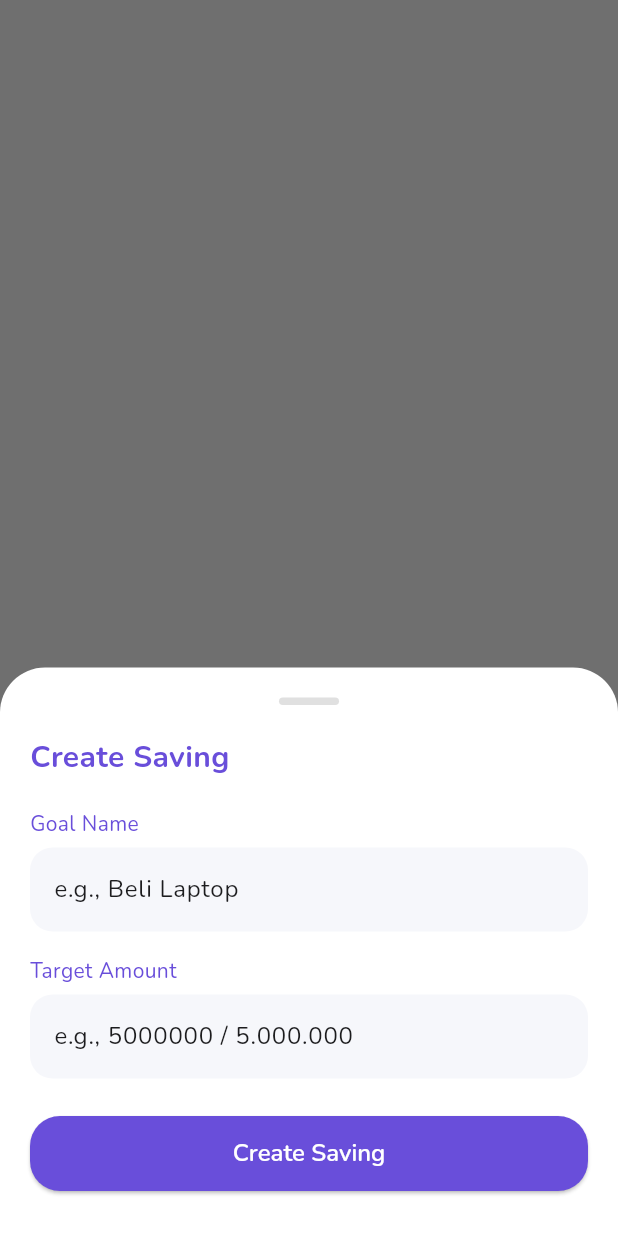
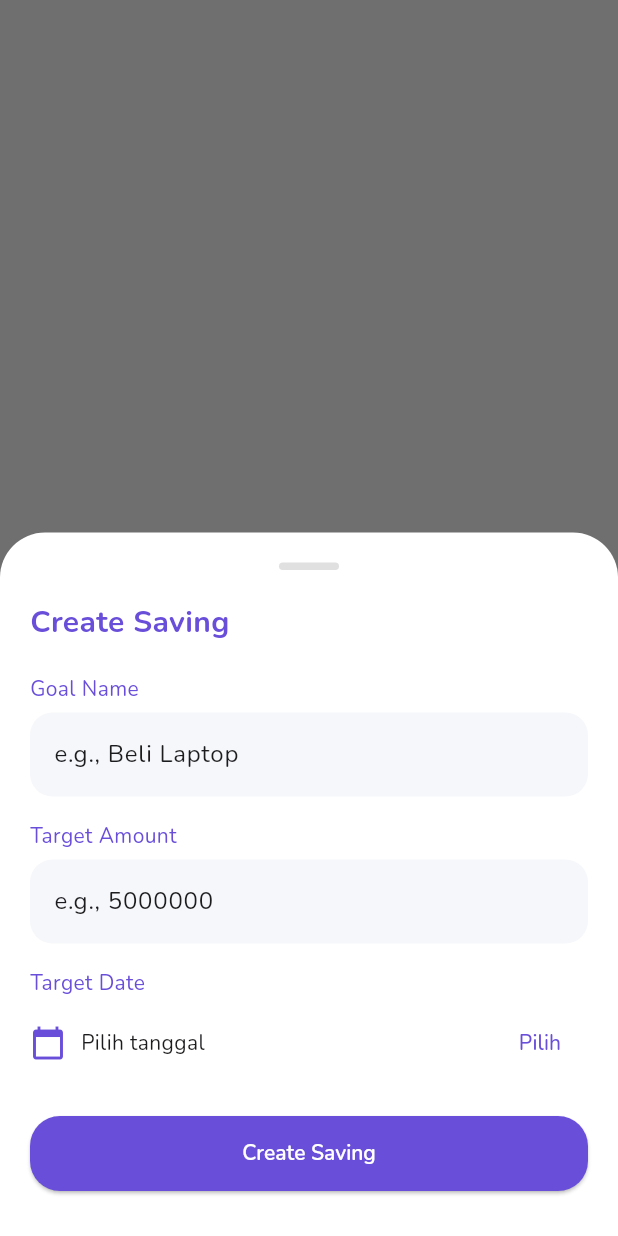
Before and after one commit to amad-IO/frontendMonefy, a Flutter app: what showCreateSavingModal() shows on an empty page, opened directly with empty values, on a phone screen of 412 x 824 dp. Run offline on Flutter 3.47's test engine with Material 3 defaults, Android fonts, the phone set to English and light mode, and no system bars; our stand-ins replace fl_chart, flutter_svg, image_picker.

Commit message:
ubah saving dll

```diff
--- a/lib/data/models/saving_model.dart
+++ b/lib/data/models/saving_model.dart
@@ -1,33 +1,54 @@
 class Saving {
-  final int? id; // ✅ UBAH JADI OPTIONAL
+  final int? id;
   final String name;
   final int amount;
   final int target;
+  final String date;
 
   Saving({
-    this.id, // ❌ hilangkan required
+    this.id,
     required this.name,
     required this.amount,
     required this.target,
+    required this.date,
   });
 
-  /// dari JSON (backend → frontend)
+  /// 🔹 dari JSON
   factory Saving.fromJson(Map<String, dynamic> json) {
     return Saving(
-      id: json['id'], // ✅ gak perlu ?? 0 lagi
+      id: json['id'],
       name: json['name'] ?? '',
       amount: json['amount'] ?? 0,
       target: json['target'] ?? 0,
+      date: json['date'] ?? "-",
     );
   }
 
-  /// ke JSON (frontend → backend)
+  /// 🔹 ke JSON
   Map<String, dynamic> toJson() {
     return {
-      "id": id, // boleh null
+      "id": id,
       "name": name,
       "amount": amount,
       "target": target,
+      "date": date,
     };
   }
+
+  /// 🔥 INI YANG KURANG (WAJIB)
+  Saving copyWith({
+    int? id,
+    String? name,
+    int? amount,
+    int? target,
+    String? date,
+  }) {
+    return Saving(
+      id: id ?? this.id,
+      name: name ?? this.name,
+      amount: amount ?? this.amount,
+      target: target ?? this.target,
+      date: date ?? this.date,
+    );
+  }
 }
--- a/lib/ui/pages/saving_page.dart
+++ b/lib/ui/pages/saving_page.dart
@@ -24,12 +24,12 @@ class _SavingPageState extends State<SavingPage> {
     });
   }
 
-  /// HANDLE CREATE (biar gak duplikat)
-  void _handleCreateSaving(String name, int amount) {
-    context.read<SavingProvider>().addSaving(name, amount);
+  /// 🔥 HANDLE CREATE (SUDAH 3 PARAMETER)
+  void _handleCreateSaving(String name, int target, String date) {
+    context.read<SavingProvider>().addSaving(name, target, date);
   }
 
-  /// BUKA MODAL
+  /// 🔥 BUKA MODAL
   void _openCreateModal() {
     showCreateSavingModal(context, _handleCreateSaving);
   }
@@ -39,7 +39,6 @@ class _SavingPageState extends State<SavingPage> {
     return Scaffold(
       backgroundColor: const Color(0xFFB7AEEB),
 
-      /// FLOATING BUTTON
       floatingActionButton: FloatingActionButton(
         backgroundColor: AppColors.primaryPurple,
         onPressed: _openCreateModal,
@@ -49,9 +48,8 @@ class _SavingPageState extends State<SavingPage> {
       body: SafeArea(
         child: Consumer<SavingProvider>(
           builder: (context, provider, child) {
-            print("BUILD UI: ${provider.savings.length}");
 
-            /// 🔄 LOADING
+            /// LOADING
             if (provider.isLoading) {
               return const Center(
                 child: CircularProgressIndicator(),
@@ -119,12 +117,12 @@ class _SavingPageState extends State<SavingPage> {
                 Expanded(
                   child: SavingList(
                     items: provider.savings.map((e) => {
+                      "id": e.id,
                       "name": e.name,
                       "amount": e.amount,
                       "target": e.target,
+                      "date": e.date,
                     }).toList(),
-
-                    /// klik dari card juga bisa buka modal
                     onCreateTap: _openCreateModal,
                   ),
                 ),
--- a/lib/ui/widgets/create_saving_modal.dart
+++ b/lib/ui/widgets/create_saving_modal.dart
@@ -3,17 +3,21 @@ import '../../core/theme/app_colors.dart';
 
 void showCreateSavingModal(
     BuildContext context,
-    Function(String name, int amount) onCreate,
+    Function(String name, int amount, String date) onCreate,
     ) {
   final nameController = TextEditingController();
   final amountController = TextEditingController();
   final formKey = GlobalKey<FormState>();
+
+  String selectedDate = "";
 
   showModalBottomSheet(
     context: context,
     isScrollControlled: true,
     backgroundColor: Colors.transparent,
     builder: (context) {
+      return StatefulBuilder(
+        builder: (context, setState) {
           return Container(
             decoration: const BoxDecoration(
               color: Colors.white,
@@ -61,7 +65,7 @@ void showCreateSavingModal(
 
                     const SizedBox(height: 20),
 
-                /// GOAL NAME
+                    /// NAME
                     const Text(
                       "Goal Name",
                       style: TextStyle(color: AppColors.primaryPurple),
@@ -85,7 +89,7 @@ void showCreateSavingModal(
 
                     const SizedBox(height: 16),
 
-                /// TARGET AMOUNT
+                    /// TARGET
                     const Text(
                       "Target Amount",
                       style: TextStyle(color: AppColors.primaryPurple),
@@ -98,7 +102,7 @@ void showCreateSavingModal(
                       validator: (v) =>
                       v == null || v.isEmpty ? "Tidak boleh kosong" : null,
                       decoration: InputDecoration(
-                    hintText: "e.g., 5000000 / 5.000.000",
+                        hintText: "e.g., 5000000",
                         filled: true,
                         fillColor: const Color(0xFFF6F7FB),
                         border: OutlineInputBorder(
@@ -106,6 +110,50 @@ void showCreateSavingModal(
                           borderSide: BorderSide.none,
                         ),
                       ),
+                    ),
+
+                    const SizedBox(height: 16),
+
+                    /// 📅 DATE PICKER
+                    const Text(
+                      "Target Date",
+                      style: TextStyle(color: AppColors.primaryPurple),
+                    ),
+                    const SizedBox(height: 6),
+
+                    Row(
+                      children: [
+                        const Icon(Icons.calendar_today,
+                            color: AppColors.primaryPurple),
+                        const SizedBox(width: 10),
+
+                        Expanded(
+                          child: Text(
+                            selectedDate.isEmpty
+                                ? "Pilih tanggal"
+                                : selectedDate,
+                          ),
+                        ),
+
+                        TextButton(
+                          onPressed: () async {
+                            final picked = await showDatePicker(
+                              context: context,
+                              initialDate: DateTime.now(),
+                              firstDate: DateTime(2020),
+                              lastDate: DateTime(2100),
+                            );
+
+                            if (picked != null) {
+                              setState(() {
+                                selectedDate =
+                                picked.toString().split(" ")[0];
+                              });
+                            }
+                          },
+                          child: const Text("Pilih"),
+                        ),
+                      ],
                     ),
 
                     const SizedBox(height: 25),
@@ -126,7 +174,6 @@ void showCreateSavingModal(
 
                           final name = nameController.text.trim();
 
-                      /// BERSIHIN INPUT ANGKA
                           final raw = amountController.text
                               .replaceAll('.', '')
                               .replaceAll('Rp', '')
@@ -134,29 +181,21 @@ void showCreateSavingModal(
 
                           final amount = int.tryParse(raw) ?? 0;
 
-                      /// VALIDASI ANGKA
-                      if (amount <= 0) {
+                          if (amount <= 0 || selectedDate.isEmpty) {
                             ScaffoldMessenger.of(context).showSnackBar(
                               const SnackBar(
-                            content: Text("Masukkan angka yang valid"),
+                                content: Text("Lengkapi semua data"),
                               ),
                             );
                             return;
                           }
 
-                      /// DEBUG (opsional)
-                      print("CREATE SAVING: $name - $amount");
+                          /// 🔥 KIRIM DATA
+                          onCreate(name, amount, selectedDate);
 
-                      /// 🔥 KIRIM DATA
-                      onCreate(name, amount);
-
-                      /// TUTUP MODAL
                           Navigator.pop(context);
                         },
-                    child: const Text(
-                      "Create Saving",
-                      style: TextStyle(fontSize: 16),
-                    ),
+                        child: const Text("Create Saving"),
                       ),
                     ),
 
@@ -168,4 +207,6 @@ void showCreateSavingModal(
           );
         },
       );
+    },
+  );
 }
```
Also changed, not shown: lib/providers/auth_provider.dart (+0 -39 lines), lib/providers/saving_provider.dart (+26 -14 lines), lib/ui/pages/login_page.dart (+1 -35 lines), lib/ui/widgets/saving_detail_dialog.dart (added, +227 -0 lines), lib/ui/widgets/saving_list.dart (+39 -14 lines). Lines whose indentation alone changed are shown as unchanged.
